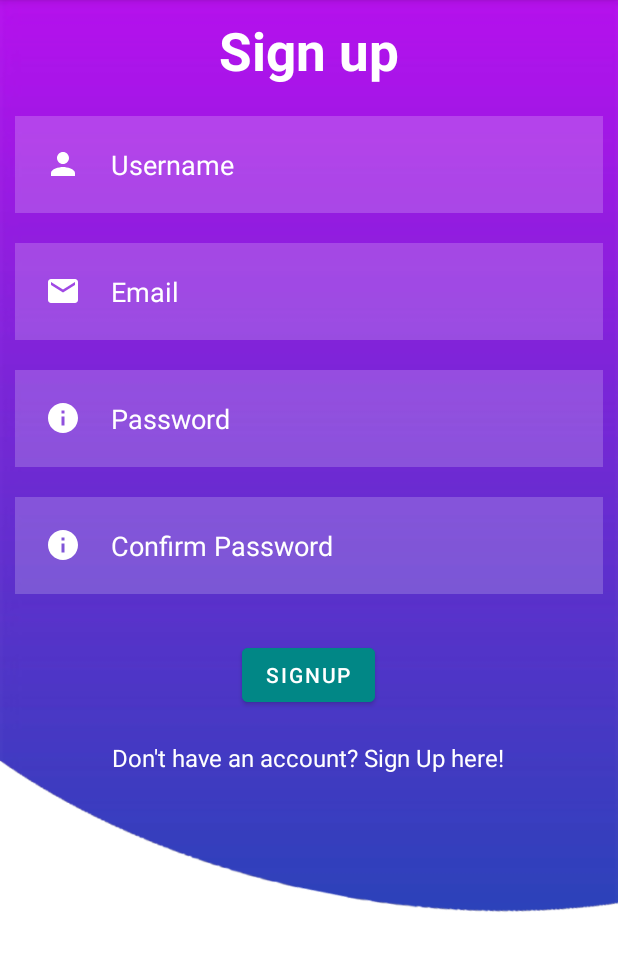
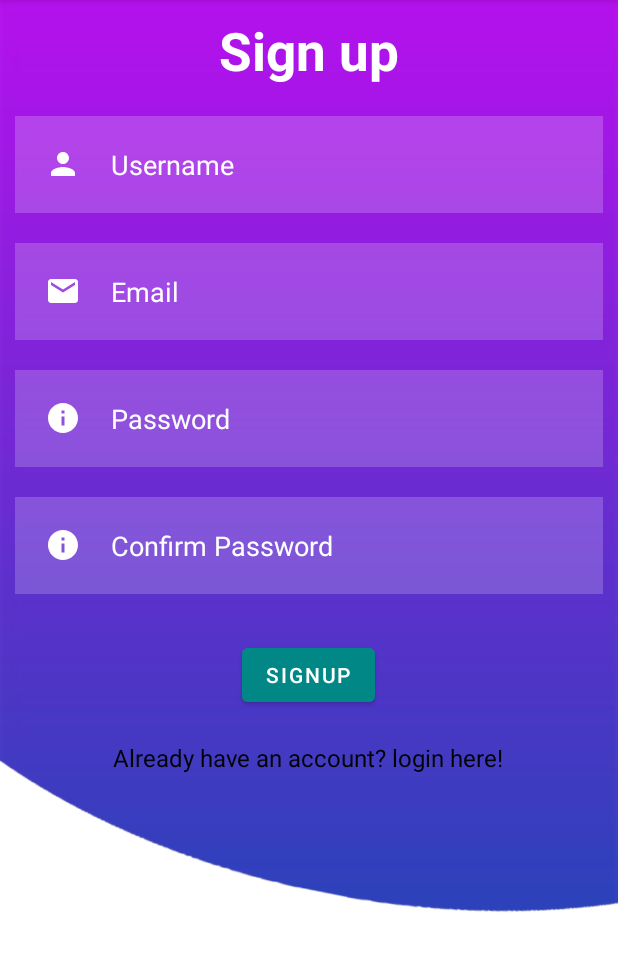
Before and after one commit to echwaadams/Top-News, an Android app: the SignUpActivity screen opened directly, with no data from a screen before it, on a phone screen of 412 x 824 dp, the part 84-1055 px from its top. Run offline under Robolectric (Android 15) with nearby library versions, the phone set to English and light mode, and no system bars; our stand-ins replace ButterKnife.

```diff
--- a/app/src/main/java/com/adams/topnews/ui/LocationActivity.java
+++ b/app/src/main/java/com/adams/topnews/ui/LocationActivity.java
@@ -41,7 +41,7 @@ public class LocationActivity extends AppCompatActivity implements View.OnClickL
     public void onClick(View view){
         if (view == mFindHomesButton){
             String location = mLocationEditText.getText().toString();
-            Intent intent = new Intent(LoginActivity.this, NewsActivity.class);
+            Intent intent = new Intent(LocationActivity.this, NewsActivity.class);
             startActivity(intent);
         }
     }
--- a/app/src/main/java/com/adams/topnews/ui/LoginActivity.java
+++ b/app/src/main/java/com/adams/topnews/ui/LoginActivity.java
@@ -4,6 +4,7 @@ import androidx.appcompat.app.AppCompatActivity;
 
 import android.content.Intent;
 import android.os.Bundle;
+import android.util.Log;
 import android.view.View;
 import android.widget.EditText;
 import android.widget.TextView;
@@ -45,5 +46,10 @@ public class LoginActivity extends AppCompatActivity implements View.OnClickList
             startActivity(intent);
             finish();
         }
+        if (view == mLoginButton){
+            Intent intent = new Intent(LoginActivity.this, LocationActivity.class);
+            startActivity(intent);
+            finish();
+        }
     }
 }
--- a/app/src/main/java/com/adams/topnews/ui/NewsActivity.java
+++ b/app/src/main/java/com/adams/topnews/ui/NewsActivity.java
@@ -3,6 +3,8 @@ package com.adams.topnews.ui;
 import androidx.appcompat.app.AppCompatActivity;
 
 import android.os.Bundle;
+
+import com.adams.topnews.R;
 
 public class NewsActivity extends AppCompatActivity {
 
--- a/app/src/main/res/layout/activity_main.xml
+++ b/app/src/main/res/layout/activity_main.xml
@@ -1,7 +1,7 @@
 <?xml version="1.0" encoding="utf-8"?>
 <RelativeLayout xmlns:android="http://schemas.android.com/apk/res/android"
     android:layout_width="match_parent"
-    android:background="@color/cardview_dark_background"
+    android:background="@drawable/login"
     android:layout_height="match_parent">
     <ImageView
         android:id="@+id/homeimage"
@@ -9,7 +9,7 @@
         android:layout_height="200dp"
         android:layout_centerHorizontal="true"
         android:layout_centerVertical="true"
-        android:src="@drawable/ic_launcher_foreground"/>
+        android:src="@drawable/login"/>
     <TextView
         android:id="@+id/textView"
         android:layout_width="match_parent"
--- a/app/src/main/res/layout/activity_sign_up.xml
+++ b/app/src/main/res/layout/activity_sign_up.xml
@@ -85,8 +85,8 @@
         android:layout_height="wrap_content"
         android:id="@+id/otherSignin"
         android:layout_centerHorizontal="true"
-        android:text="Don't have an account? Sign Up here!"
-        android:textColor="@color/white"
+        android:text="Already have an account? login here!"
+        android:textColor="@color/black"
         android:layout_below="@id/signupButton"
         android:layout_marginBottom="20dp"
         android:textSize="16sp"/>
--- a/gradle.properties
+++ b/gradle.properties
@@ -17,3 +17,5 @@ org.gradle.jvmargs=-Xmx2048m -Dfile.encoding=UTF-8
 android.useAndroidX=true
 # Automatically convert third-party libraries to use AndroidX
 android.enableJetifier=true
+# Api key
+NewsApiKey = "Bearer d2b009aa81f942d4bba769b035e179a4"
```
Also changed, not shown: app/src/main/java/com/adams/topnews/ui/SignUpActivity.java (+6 -3 lines).
